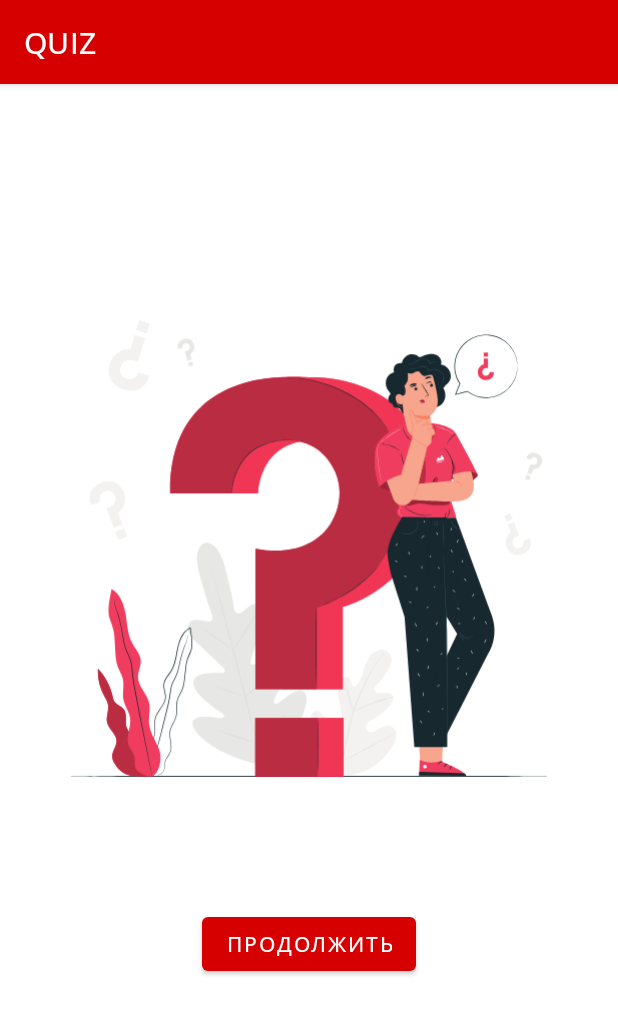
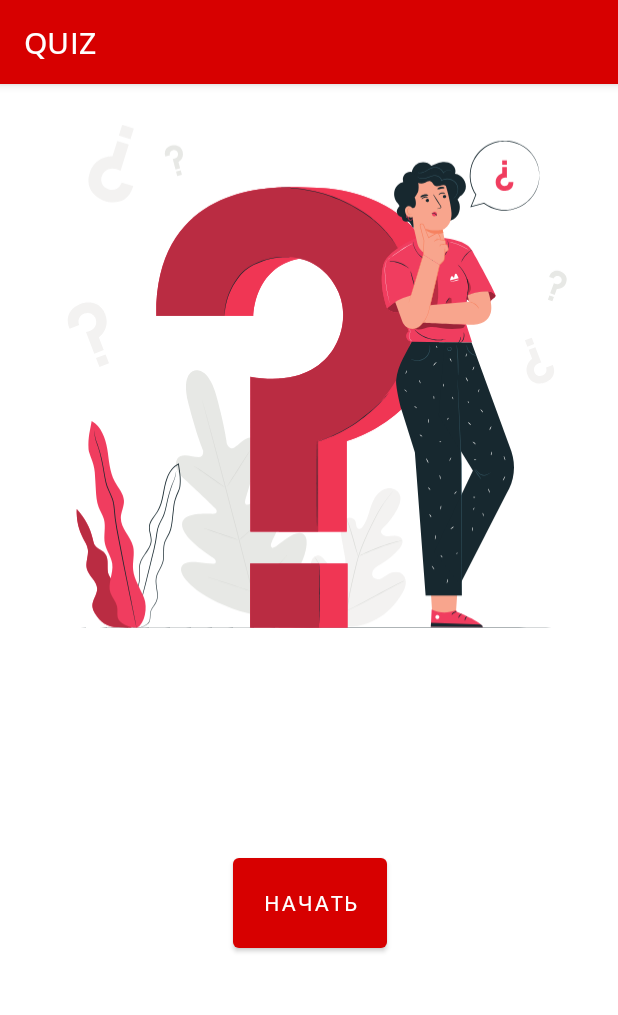
Before and after one commit to Kingofhell1/m05_quiz_resources, an Android app: the screen it shows after launch (MainActivity), on a phone screen of 412 x 824 dp. Shown: the top 1015 px of the screen. Run offline under Robolectric (Android 15) with nearby library versions, the phone set to English and light mode, and no system bars.

Commit message:
Update project task 7

```diff
--- a/app/build.gradle.kts
+++ b/app/build.gradle.kts
@@ -1,3 +1,5 @@
+import org.jetbrains.kotlin.utils.addToStdlib.safeAs
+
 plugins {
     alias(libs.plugins.androidApplication)
     alias(libs.plugins.jetbrainsKotlinAndroid)
@@ -46,6 +48,8 @@ dependencies {
     implementation(libs.material)
     implementation(libs.androidx.activity)
     implementation(libs.androidx.constraintlayout)
+    implementation(libs.androidx.navigation.fragment.ktx)
+    implementation(libs.androidx.navigation.ui.ktx)
     testImplementation(libs.junit)
     androidTestImplementation(libs.androidx.junit)
     androidTestImplementation(libs.androidx.espresso.core)
--- a/app/src/main/java/com/example/m05_quiz_resources/MainActivity.kt
+++ b/app/src/main/java/com/example/m05_quiz_resources/MainActivity.kt
@@ -5,16 +5,14 @@ import androidx.activity.enableEdgeToEdge
 import androidx.appcompat.app.AppCompatActivity
 import androidx.core.view.ViewCompat
 import androidx.core.view.WindowInsetsCompat
+import com.example.m05_quiz_resources.databinding.ActivityMainBinding
 
 class MainActivity : AppCompatActivity() {
+    lateinit var binding: ActivityMainBinding
     override fun onCreate(savedInstanceState: Bundle?) {
         super.onCreate(savedInstanceState)
-        enableEdgeToEdge()
-        setContentView(R.layout.activity_main)
-        ViewCompat.setOnApplyWindowInsetsListener(findViewById(R.id.main)) { v, insets ->
-            val systemBars = insets.getInsets(WindowInsetsCompat.Type.systemBars())
-            v.setPadding(systemBars.left, systemBars.top, systemBars.right, systemBars.bottom)
-            insets
-        }
+        binding = ActivityMainBinding.inflate(layoutInflater)
+        setContentView(binding.root)
+
     }
 }
--- /dev/null
+++ b/app/src/main/java/com/example/m05_quiz_resources/WelcomeFragment.kt
@@ -0,0 +1,43 @@
+package com.example.m05_quiz_resources
+
+import android.os.Bundle
+import androidx.fragment.app.Fragment
+import android.view.LayoutInflater
+import android.view.View
+import android.view.ViewGroup
+import android.util.Log
+import androidx.navigation.fragment.findNavController
+import com.example.m05_quiz_resources.databinding.FragmentWelcomeBinding
+
+// TODO: Rename parameter arguments, choose names that match
+// the fragment initialization parameters, e.g. ARG_ITEM_NUMBER
+private const val ARG_PARAM1 = "param1"
+private const val ARG_PARAM2 = "param2"
+
+/**
+ * A simple [Fragment] subclass.
+ * Use the [WelcomeFragment.newInstance] factory method to
+ * create an instance of this fragment.
+ */
+class WelcomeFragment : Fragment() {
+
+    private lateinit var binding: FragmentWelcomeBinding
+
+    override fun onCreateView(
+        inflater: LayoutInflater, container: ViewGroup?,
+        savedInstanceState: Bundle?
+    ): View {
+        binding = FragmentWelcomeBinding.inflate(inflater)
+        return binding.root
+    }
+
+    override fun onViewCreated(view: View, savedInstanceState: Bundle?) {
+        super.onViewCreated(view, savedInstanceState)
+
+        binding.buttonNext.setOnClickListener {
+            findNavController().navigate(R.id.action_StartFragment_to_QuestionsFragment)
+        }
+    }
+
+
+}
--- a/app/src/main/res/layout/activity_main.xml
+++ b/app/src/main/res/layout/activity_main.xml
@@ -7,26 +7,17 @@
     android:layout_height="match_parent"
     tools:context=".MainActivity">
 
-    <ImageView
-        android:id="@+id/imageView2"
-        android:layout_width="317dp"
-        android:layout_height="319dp"
+    <androidx.fragment.app.FragmentContainerView
+        android:id="@+id/mainFragment"
+        android:layout_width="0dp"
+        android:layout_height="0dp"
+        app:layout_constraintTop_toTopOf="parent"
+        app:layout_constraintBottom_toBottomOf="parent"
+        app:layout_constraintStart_toStartOf="parent"
         app:layout_constraintEnd_toEndOf="parent"
-        app:layout_constraintStart_toStartOf="parent"
-        app:layout_constraintTop_toTopOf="parent"
-        android:layout_marginTop="150dp"
-        app:srcCompat="@drawable/welcome_picture"
-        />
-
-    <Button
-        android:id="@+id/button"
-        android:layout_width="wrap_content"
-        android:layout_height="wrap_content"
-        android:text="@string/button_text"
-        app:layout_constraintEnd_toEndOf="parent"
-        app:layout_constraintStart_toStartOf="parent"
-        app:layout_constraintTop_toBottomOf="@id/imageView2"
-        android:layout_marginTop="80dp"
+        android:name="androidx.navigation.fragment.NavHostFragment"
+        app:defaultNavHost="true"
+        app:navGraph="@navigation/nav_graph"
         />
 
 </androidx.constraintlayout.widget.ConstraintLayout>
--- /dev/null
+++ b/app/src/main/res/layout/fragment_welcome.xml
@@ -0,0 +1,33 @@
+<?xml version="1.0" encoding="utf-8"?>
+<androidx.constraintlayout.widget.ConstraintLayout xmlns:android="http://schemas.android.com/apk/res/android"
+    xmlns:tools="http://schemas.android.com/tools"
+    android:layout_width="match_parent"
+    android:layout_height="match_parent"
+    xmlns:app="http://schemas.android.com/apk/res-auto"
+    tools:context=".WelcomeFragment">
+
+
+    <ImageView
+        android:id="@+id/question_pic"
+        android:layout_width="350dp"
+        android:layout_height="350dp"
+        android:layout_margin="@dimen/large_dimens"
+        android:src="@drawable/welcome_picture"
+        app:layout_constraintLeft_toLeftOf="parent"
+        app:layout_constraintRight_toRightOf="parent"
+        app:layout_constraintTop_toTopOf="parent" />
+
+
+    <Button
+        android:id="@+id/buttonNext"
+        android:layout_width="wrap_content"
+        android:layout_height="wrap_content"
+        android:layout_margin="@dimen/xxl_dimens"
+        android:padding="@dimen/large_dimens"
+        android:text="@string/button_welcome_text"
+        app:layout_constraintEnd_toEndOf="@+id/question_pic"
+        app:layout_constraintStart_toStartOf="@+id/question_pic"
+        app:layout_constraintTop_toBottomOf="@+id/question_pic" />
+
+
+</androidx.constraintlayout.widget.ConstraintLayout>
--- /dev/null
+++ b/app/src/main/res/navigation/nav_graph.xml
@@ -0,0 +1,47 @@
+<?xml version="1.0" encoding="utf-8"?>
+<navigation xmlns:android="http://schemas.android.com/apk/res/android"
+    xmlns:app="http://schemas.android.com/apk/res-auto"
+    xmlns:tools="http://schemas.android.com/tools"
+    android:id="@+id/nav_graph"
+    app:startDestination="@id/WelcomeFragment">
+
+    <fragment
+        android:id="@+id/WelcomeFragment"
+        android:name="com.example.m05_quiz_resources.WelcomeFragment"
+        android:label="@string/start_fragment_label"
+        tools:layout="@layout/fragment_welcome">
+
+        <action
+            android:id="@+id/action_StartFragment_to_QuestionsFragment"
+            app:destination="@id/QuestionsFragment" />
+    </fragment>
+    <fragment
+        android:id="@+id/QuestionsFragment"
+        android:name="com.example.m05_quiz_resources.QuizFragment"
+        android:label="@string/questions_fragment_label"
+        tools:layout="@layout/fragment_quiz">
+
+        <action
+            android:id="@+id/action_QuestionsFragment_to_ResultFragment"
+            app:destination="@id/ResultFragment" />
+    </fragment>
+
+    <fragment
+        android:id="@+id/ResultFragment"
+        android:name="com.example.m05_quiz_resources.ResultFragment"
+        android:label="@string/result_fragment_label"
+        tools:layout="@layout/fragment_result">
+        <action
+            android:id="@+id/action_ResultFragment_to_StartFragment"
+            app:destination="@id/WelcomeFragment"
+            app:popUpTo="@id/WelcomeFragment" />
+
+        <action
+            android:id="@+id/action_ResultFragment_to_QuestionsFragment"
+            app:destination="@id/QuestionsFragment"
+            app:popUpTo="@id/WelcomeFragment" />
+
+    </fragment>
+
+
+</navigation>
--- /dev/null
+++ b/app/src/main/res/values/dimen.xml
@@ -0,0 +1,7 @@
+<?xml version="1.0" encoding="utf-8"?>
+<resources>
+    <dimen name="large_dimens">20dp</dimen>
+    <dimen name="small_dimens">10dp</dimen>
+    <dimen name="xxl_dimens">140dp</dimen>
+    <dimen name="fab_margin">16dp</dimen>
+</resources>
--- a/app/src/main/res/values/style.xml
+++ b/app/src/main/res/values/style.xml
@@ -14,4 +14,10 @@
         <!-- Customize your theme here. -->
         <item name="android:fontFamily">@font/opensans_medium</item>
     </style>
+
+    <style name="questionsStyle">
+        <item name="android:textSize">18sp</item>
+        <item name="fontFamily">@font/opensans_medium</item>
+    </style>
+
 </resources>
--- a/gradle/libs.versions.toml
+++ b/gradle/libs.versions.toml
@@ -9,6 +9,8 @@ appcompat = "1.6.1"
 material = "1.11.0"
 activity = "1.8.0"
 constraintlayout = "2.1.4"
+navigationFragmentKtx = "2.7.7"
+navigationUiKtx = "2.7.7"
 
 [libraries]
 androidx-core-ktx = { group = "androidx.core", name = "core-ktx", version.ref = "coreKtx" }
@@ -19,6 +21,8 @@ androidx-appcompat = { group = "androidx.appcompat", name = "appcompat", version
 material = { group = "com.google.android.material", name = "material", version.ref = "material" }
 androidx-activity = { group = "androidx.activity", name = "activity", version.ref = "activity" }
 androidx-constraintlayout = { group = "androidx.constraintlayout", name = "constraintlayout", version.ref = "constraintlayout" }
+androidx-navigation-fragment-ktx = { group = "androidx.navigation", name = "navigation-fragment-ktx", version.ref = "navigationFragmentKtx" }
+androidx-navigation-ui-ktx = { group = "androidx.navigation", name = "navigation-ui-ktx", version.ref = "navigationUiKtx" }
 
 [plugins]
 androidApplication = { id = "com.android.application", version.ref = "agp" }
```
Also changed, not shown: app/src/main/java/com/example/m05_quiz_resources/QuizFragment.kt (added, +73 -0 lines), app/src/main/java/com/example/m05_quiz_resources/ResultFragment.kt (added, +46 -0 lines), app/src/main/res/layout/fragment_quiz.xml (added, +254 -0 lines), app/src/main/res/layout/fragment_result.xml (added, +50 -0 lines), app/src/main/res/values/strings.xml (+44 -0 lines).
